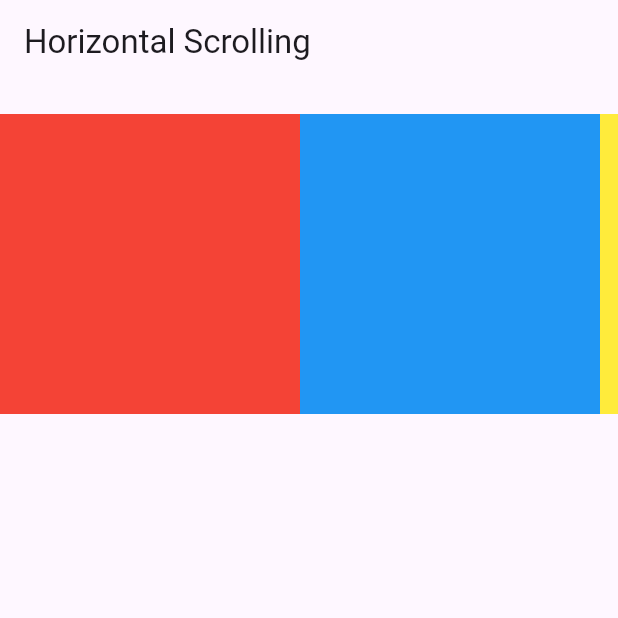
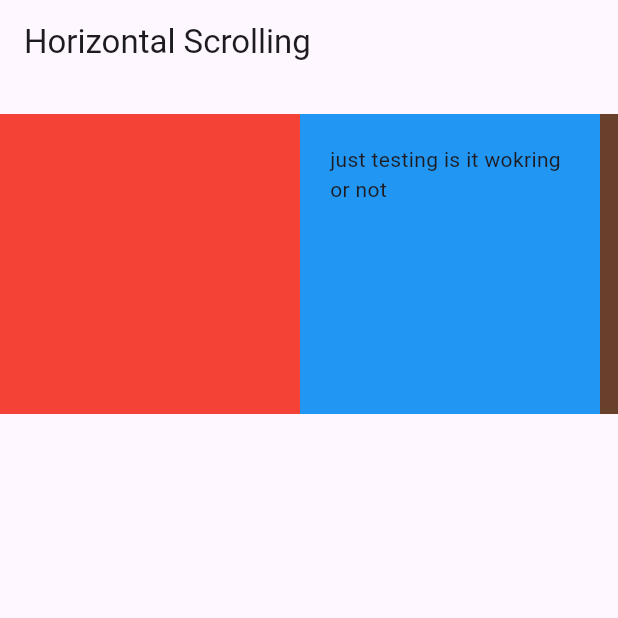
Before and after one commit to Yuslash/JourneyOfLevel-2, a Flutter app: the screen it shows after launch, on a phone screen of 412 x 824 dp, the top half of it. Run offline on Flutter 3.47's test engine with Material 3 defaults, Android fonts, the phone set to English and light mode, and no system bars.

Commit message:
Tiny Improved

```diff
--- a/Create a Horizontal List/project/lib/main.dart
+++ b/Create a Horizontal List/project/lib/main.dart
@@ -30,12 +30,19 @@ class MyApp extends StatelessWidget {
                 color: Colors.red,
               ),
               Container(
+                padding: const EdgeInsets.all(20),
                 width: 200,
                 color: Colors.blue,
+                child: const Column(
+                  mainAxisAlignment: MainAxisAlignment.start,
+                  children: [
+                    Text("just testing is it wokring or not")
+                  ],
+                ),
               ),
               Container(
                 width: 200,
-                color: Colors.yellow,
+                color: const Color.fromARGB(255, 105, 64, 44),
               ),
             ],
           ),
```
